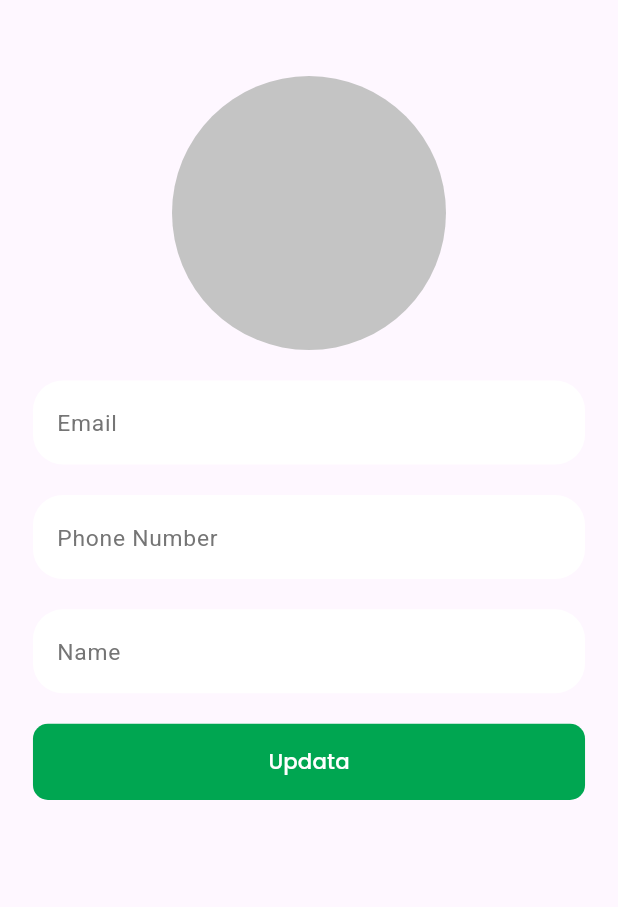
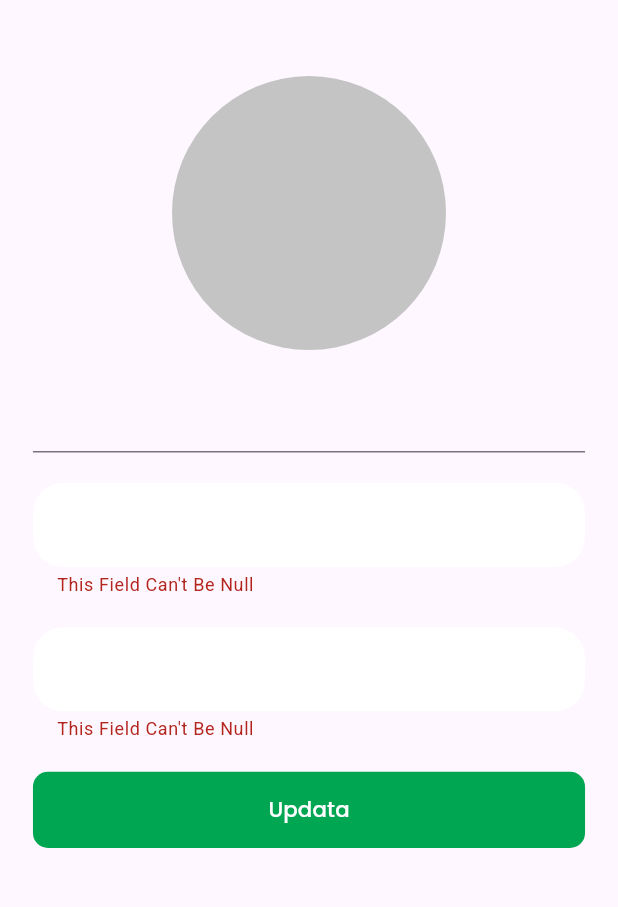
Before and after one commit to AbdelrahmanAddel/ihealth, a Flutter app: the UpdataUserProfileData screen opened directly, after a tap on "Updata", on a phone screen of 412 x 824 dp, the part 65-972 px from its top. Run offline on Flutter 3.47's test engine with Material 3 defaults, Android fonts, the phone set to English and light mode, and no system bars; our stand-ins replace bloc, cloud_firestore, dartz, firebase_auth, firebase_core, flutter_bloc and 10 more; missing offline and left inert: cloud_firestore_platform_interface; accounts and stored records are empty.

Commit message:
ADD user data update functionality; implement repository and use case; enhance profile view with user input handling ✅

```diff
--- a/lib/core/constants/app_strings.dart
+++ b/lib/core/constants/app_strings.dart
@@ -4,6 +4,7 @@ class AppStrings {
       updataInfo = 'updata Info',
       changePassowrd = 'Change Passowrd',
       about = 'About',
+      fullName = 'Full Name',
       logout = 'logout',
       welcomeBack = 'Welcome Back !',
       forgetPassword = 'Forgot Password ?',
--- a/lib/core/functions/navigation.dart
+++ b/lib/core/functions/navigation.dart
@@ -6,7 +6,7 @@ class Navigation {
         context, MaterialPageRoute(builder: (builder) => pushScreen));
   }
 
-  static pop({required BuildContext context, required Widget pushScreen}) {
+  static pop({required BuildContext context}) {
     Navigator.pop(context);
   }
 
--- a/lib/feature/home/home.dart
+++ b/lib/feature/home/home.dart
@@ -85,7 +85,7 @@ class _HomeScreenState extends State<HomeScreen> {
           const MapScreen(),
           const DictionaryView(),
           ReviewView(),
-          ProfileView(),
+          const ProfileView(),
         ][currentIndex]);
   }
 }
--- a/lib/feature/profile/presentation/cubit/profile_data_cubit.dart
+++ b/lib/feature/profile/presentation/cubit/profile_data_cubit.dart
@@ -1,13 +1,18 @@
 import 'package:bloc/bloc.dart';
+import 'package:flutter/material.dart';
 import 'package:i_health/core/dependency_injection/service_locator.dart';
 import 'package:i_health/feature/profile/domain/entitiy/user_profile_entity.dart';
 import 'package:i_health/feature/profile/domain/usecase/get_user_profile_uescase.dart';
+import 'package:i_health/feature/profile/domain/usecase/update_user_data_usecase.dart';
 import 'package:meta/meta.dart';
 
 part 'profile_data_state.dart';
 
 class ProfileDataCubit extends Cubit<ProfileDataState> {
   ProfileDataCubit() : super(ProfileDataInitial());
+  TextEditingController fullNameController = TextEditingController();
+  TextEditingController phoneNumberController = TextEditingController();
+  final formKey = GlobalKey<FormState>();
 
   getUserProfileData() async {
     emit(LoadingToGetUserProfileData());
@@ -17,4 +22,15 @@ class ProfileDataCubit extends Cubit<ProfileDataState> {
             FailureToGetUserProfileData(errorMessage: failure.errorMessage)),
         (success) => emit(GetUserProfileDataSuccess(profileData: success)));
   }
+
+  updataUserProfileData() async {
+    emit(LoadingToUpdataUserData());
+    final responce = await serviceLocator<UpdateUserDataUsecase>().call(
+        userName: fullNameController.text,
+        phoneNumber: phoneNumberController.text);
+    responce.fold(
+        (failure) =>
+            emit(FailureToUpdataUserData(errorMessage: failure.errorMessage)),
+        (success) => emit(UpdataUserDataSuccess(successMessage: success)));
+  }
 }
--- a/lib/feature/profile/presentation/cubit/profile_data_state.dart
+++ b/lib/feature/profile/presentation/cubit/profile_data_state.dart
@@ -18,3 +18,17 @@ final class GetUserProfileDataSuccess extends ProfileDataState {
 
   GetUserProfileDataSuccess({required this.profileData});
 }
+
+final class LoadingToUpdataUserData extends ProfileDataState {}
+
+final class UpdataUserDataSuccess extends ProfileDataState {
+  final String successMessage;
+
+  UpdataUserDataSuccess({required this.successMessage});
+}
+
+final class FailureToUpdataUserData extends ProfileDataState {
+  final String errorMessage;
+
+  FailureToUpdataUserData({required this.errorMessage});
+}
--- a/lib/feature/profile/presentation/view/profile_view.dart
+++ b/lib/feature/profile/presentation/view/profile_view.dart
@@ -14,7 +14,8 @@ class ProfileView extends StatelessWidget {
     return BlocProvider(
       create: (context) => ProfileDataCubit()..getUserProfileData(),
       child: Scaffold(
-        body: Column(
+        body: SingleChildScrollView(
+          child: Column(
             children: [
               verticalSpace(60.h),
               profileViewAppBarSection(),
@@ -23,6 +24,7 @@ class ProfileView extends StatelessWidget {
             ],
           ),
         ),
+      ),
     );
   }
 }
--- a/lib/feature/profile/presentation/view/screen/update_user_profile.dart
+++ b/lib/feature/profile/presentation/view/screen/update_user_profile.dart
@@ -1,9 +1,15 @@
 import 'package:flutter/material.dart';
+import 'package:flutter_bloc/flutter_bloc.dart';
 import 'package:flutter_screenutil/flutter_screenutil.dart';
+import 'package:i_health/core/common/widget/custom_flutter_toast.dart';
 import 'package:i_health/core/common/widget/custom_text_buttom.dart';
 import 'package:i_health/core/common/widget/custom_text_form_field.dart';
+import 'package:i_health/core/constants/app_colors.dart';
 import 'package:i_health/core/constants/app_text_style.dart';
+import 'package:i_health/core/functions/navigation.dart';
 import 'package:i_health/core/helper/spaceing.dart';
+import 'package:i_health/feature/profile/presentation/cubit/profile_data_cubit.dart';
+import 'package:i_health/feature/profile/presentation/view/profile_view.dart';
 import 'package:i_health/feature/profile/presentation/view/section/profile_view_appbar_section.dart';
 
 class UpdataUserProfileData extends StatelessWidget {
@@ -11,13 +17,21 @@ class UpdataUserProfileData extends StatelessWidget {
 
   @override
   Widget build(BuildContext context) {
+    return BlocProvider(
+      create: (context) => ProfileDataCubit()..getUserProfileData(),
+      child: BlocConsumer<ProfileDataCubit, ProfileDataState>(
+        builder: (context, state) {
+          final cubit = BlocProvider.of<ProfileDataCubit>(context);
           return Scaffold(
             body: SafeArea(
-        child: SingleChildScrollView(
+                child: state is GetUserProfileDataSuccess
+                    ? SingleChildScrollView(
                         child: GestureDetector(
                           onTap: () => FocusScope.of(context).unfocus(),
                           child: Padding(
                             padding: EdgeInsets.symmetric(horizontal: 20.0.w),
+                            child: Form(
+                              key: cubit.formKey,
                               child: Column(
                                 children: [
                                   verticalSpace(20),
@@ -28,28 +42,64 @@ class UpdataUserProfileData extends StatelessWidget {
                                     radius: 90.r,
                                   ),
                                   verticalSpace(20),
-                  const CustomTextFormField(
-                    textFormHintText: 'Email',
-                    enable: false,
+                                  TextField(
+                                    readOnly: true,
                                   ),
                                   verticalSpace(20),
-                  const CustomTextFormField(textFormHintText: 'Phone Number'),
+                                  CustomTextFormField(
+                                      controller: cubit.fullNameController,
+                                      textFormHintText:
+                                          state.profileData.fullName),
                                   verticalSpace(20),
-                  const CustomTextFormField(textFormHintText: 'Name'),
+                                  CustomTextFormField(
+                                      controller: cubit.phoneNumberController,
+                                      textFormHintText:
+                                          state.profileData.phoneNumber),
                                   verticalSpace(20),
                                   CustomTextButtom(
-                    child: Text(
+                                    child: state is LoadingToUpdataUserData
+                                        ? const Center(
+                                            child: CircularProgressIndicator(
+                                              color: AppColors.greenButton,
+                                            ),
+                                          )
+                                        : Text(
                                             'Updata',
                                             style: AppTextStyle.poppins40014
                                                 .copyWith(color: Colors.white),
                                           ),
-                    onPressed: () {},
+                                    onPressed: () {
+                                      if (cubit.formKey.currentState!
+                                          .validate()) {
+                                        cubit.updataUserProfileData();
+                                      }
+                                    },
                                   )
                                 ],
                               ),
                             ),
                           ),
                         ),
+                      )
+                    : state is LoadingToGetUserProfileData
+                        ? const Center(
+                            child: CircularProgressIndicator(
+                              color: AppColors.greenButton,
+                            ),
+                          )
+                        : const Center(child: Text('Some Thing Went Wrong'))),
+          );
+        },
+        listener: (BuildContext context, ProfileDataState state) {
+          if (state is UpdataUserDataSuccess) {
+            customFlutterToast(
+                message: state.successMessage, color: AppColors.greenButton);
+            Navigation.pushRepl(
+                context: context, pushScreen: const ProfileView());
+          } else if (state is FailureToUpdataUserData) {
+            customFlutterToast(message: state.errorMessage);
+          }
+        },
       ),
     );
   }
--- a/lib/main.dart
+++ b/lib/main.dart
@@ -31,7 +31,8 @@ class MyApp extends StatelessWidget {
       designSize: Size(375, 812),
       minTextAdapt: true,
       splitScreenMode: true,
-      child: MaterialApp(debugShowCheckedModeBanner: false, home: ProfileView()),
+      child:
+          MaterialApp(debugShowCheckedModeBanner: false, home: ProfileView()),
     );
   }
 }
```
Also changed, not shown: lib/core/common/widget/custom_text_form_field.dart (+6 -2 lines), lib/core/dependency_injection/service_locator.dart (+8 -0 lines), lib/feature/profile/data/data_source/firebase/updata_user_data.dart (added, +32 -0 lines), lib/feature/profile/data/repositiry/updata_user_data_repositiry_impl.dart (added, +14 -0 lines), lib/feature/profile/domain/repositiry/update_user_data_repo.dart (added, +7 -0 lines), lib/feature/profile/domain/usecase/update_user_data_usecase.dart (added, +12 -0 lines), lib/feature/profile/presentation/test_scree.dart (deleted, +0 -23 lines), lib/feature/profile/presentation/view/widget/user_profile_modification.dart (+13 -12 lines). Lines whose indentation alone changed are shown as unchanged.
